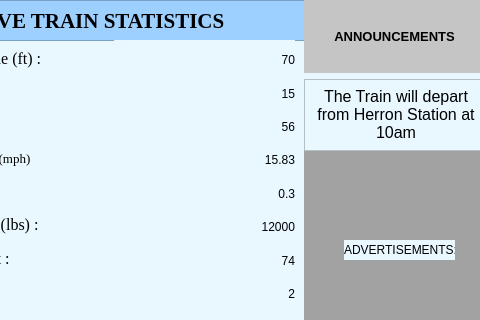
Above: Train_Model/TrainModel_UI.ui from asmithie13/ECE-1140 before the change; both pictures show x 706 to 1186 and y 0 to 320 of the 1186 by 720 pixel window. Below: the same form after it.
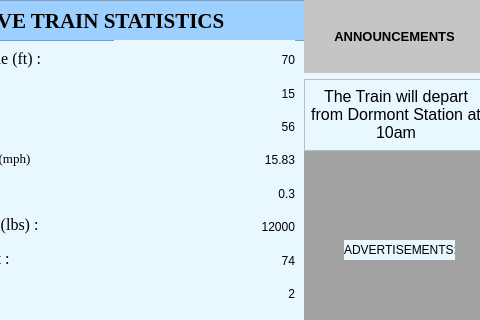
That is the form after the change. Icons and pictures are not drawn.

Commit message: train model changes

What changed in the file:
```diff
--- a/Train_Model/TrainModel_UI.ui
+++ b/Train_Model/TrainModel_UI.ui
@@ -1420,7 +1420,7 @@
         <enum>QFrame::StyledPanel</enum>
        </property>
        <property name="text">
-        <string>&lt;html&gt;&lt;head/&gt;&lt;body&gt;&lt;p align=&quot;center&quot;&gt;&lt;span style=&quot; font-size:12pt;&quot;&gt;The Train will depart from Herron Station at 10am&lt;/span&gt;&lt;/p&gt;&lt;/body&gt;&lt;/html&gt;</string>
+        <string>&lt;html&gt;&lt;head/&gt;&lt;body&gt;&lt;p align=&quot;center&quot;&gt;&lt;span style=&quot; font-size:12pt;&quot;&gt;The Train will depart from Dormont Station at 10am&lt;/span&gt;&lt;/p&gt;&lt;/body&gt;&lt;/html&gt;</string>
        </property>
        <property name="wordWrap">
         <bool>true</bool>
```
The commit also changes 1 other file.
